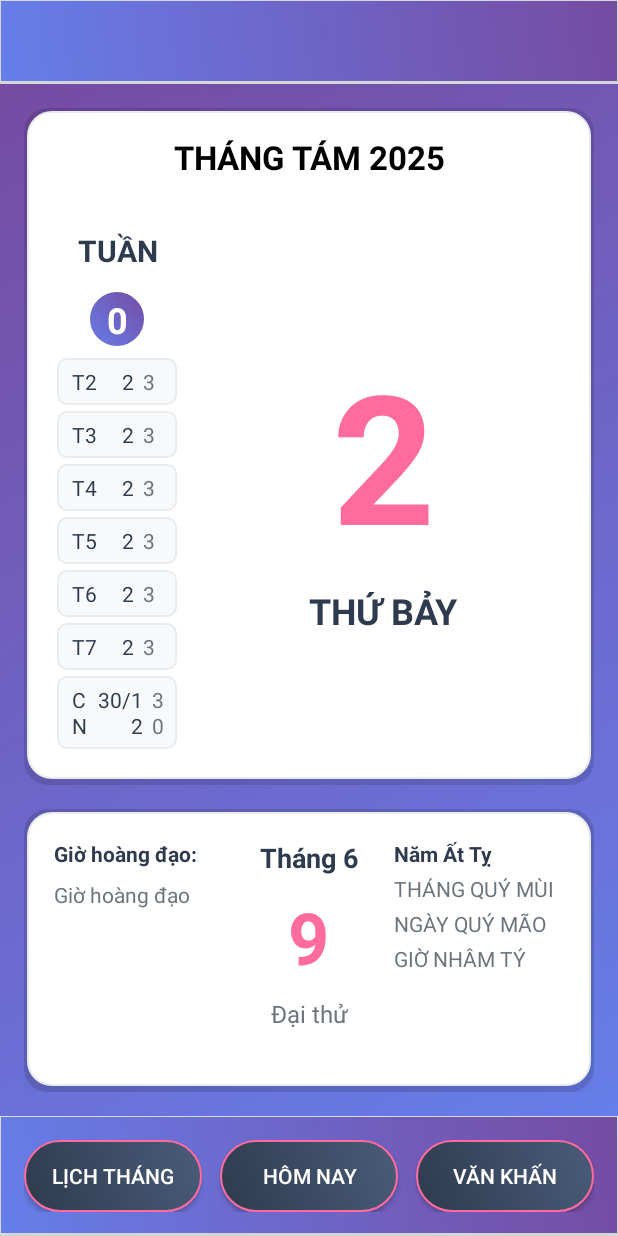
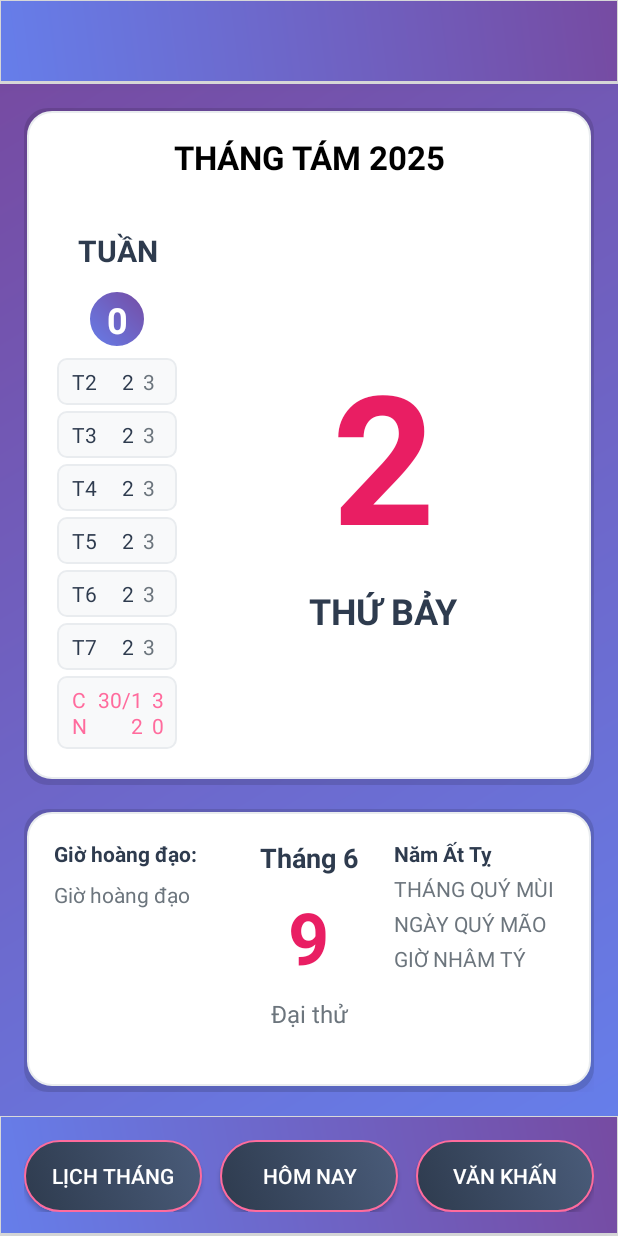
Before and after one commit to tungbuivn/calendar, an Android app: the layout activity_main.xml on its own in the app's theme, with its tools: preview values and no code run, on a phone screen of 412 x 824 dp. Run offline under Robolectric (Android 15) with nearby library versions, the phone set to English and light mode, and no system bars.

Commit message:
version 1.0.1

```diff
--- a/app/src/main/res/layout/activity_main.xml
+++ b/app/src/main/res/layout/activity_main.xml
@@ -103,7 +103,7 @@
                                 android:layout_marginBottom="8dp"
                                 android:text="2"
                                 android:textAlignment="center"
-                                android:textColor="@color/secondaryColor"
+                                android:textColor="#E91E63"
                                 android:textSize="120sp"
                                 android:textStyle="bold" />
 
@@ -192,7 +192,7 @@
                         android:layout_width="wrap_content"
                         android:layout_height="wrap_content"
                         android:text="9"
-                        android:textColor="@color/secondaryColor"
+                        android:textColor="#E91E63"
                         android:textSize="48sp"
                         android:textStyle="bold" />
 
@@ -281,6 +281,7 @@
                 android:layout_marginEnd="8dp"
                 android:layout_weight="1"
                 android:background="@drawable/button_modern"
+                android:maxWidth="200dp"
                 android:text="Lịch tháng"
                 android:textColor="@color/textLight"
                 android:textSize="14sp" />
--- a/app/src/main/res/layout/week_info.xml
+++ b/app/src/main/res/layout/week_info.xml
@@ -340,7 +340,7 @@
             android:paddingLeft="4dp"
             android:text="CN"
             android:textAlignment="viewStart"
-            android:textColor="@color/textPrimary"
+            android:textColor="@color/secondaryColor"
             android:textSize="14sp" />
 
         <TextView
@@ -353,7 +353,7 @@
             android:lineSpacingExtra="1dp"
             android:text="30/12"
             android:textAlignment="viewEnd"
-            android:textColor="@color/textPrimary"
+            android:textColor="@color/secondaryColor"
             android:textSize="14sp" />
 
         <TextView
@@ -365,7 +365,7 @@
             android:lineSpacingExtra="1dp"
             android:text="30"
             android:textAlignment="viewStart"
-            android:textColor="@color/textSecondary"
+            android:textColor="@color/secondaryColor"
             android:textSize="14sp" />
     </LinearLayout>
 
```
Also changed, not shown: 1 other file.
